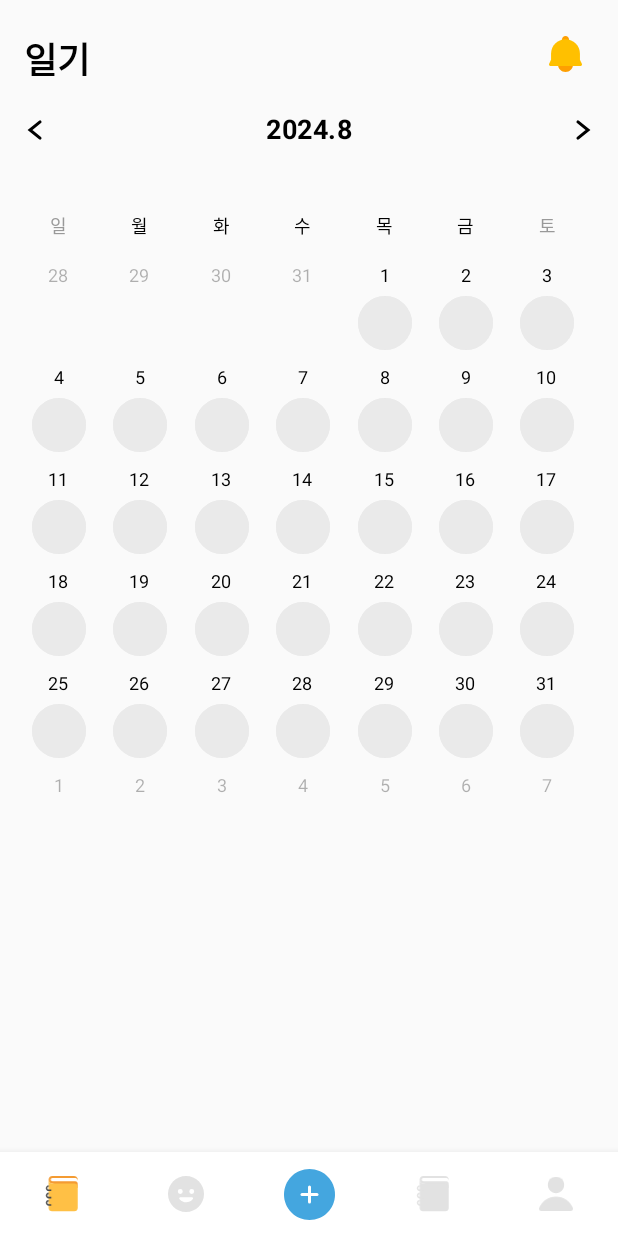
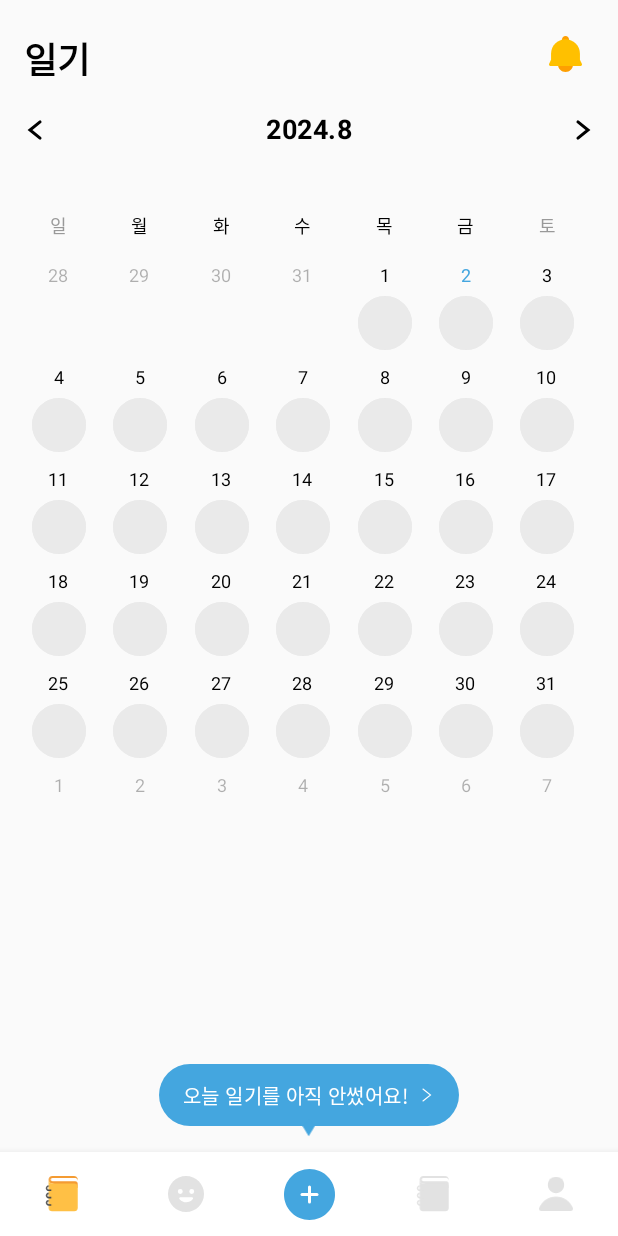
Before and after one commit to SWM-BetterLife/AntiFragile-Android, an Android app: the DiaryCalendarFragment screen opened directly, with no data from a screen before it, on a phone screen of 412 x 824 dp. Run offline under Robolectric (Android 15) with nearby library versions, the light colour scheme and no system bars; our stand-ins replace Room's generated code, data binding, navigation-ui; network calls fail; pictures from the network do not load.

Commit message:
SWM-31 feat: 캘린더뷰 item 클릭 리스너 처리

```diff
--- a/app/src/main/java/com/betterlife/antifragile/data/model/calendar/CalendarDateModel.kt
+++ b/app/src/main/java/com/betterlife/antifragile/data/model/calendar/CalendarDateModel.kt
@@ -1,9 +1,12 @@
 package com.betterlife.antifragile.data.model.calendar
+
+import com.betterlife.antifragile.data.model.diary.DiaryType
 
 data class CalendarDateModel(
     val date: String,
     val isCurrentMonth: Boolean,
     val isSelected: Boolean = false,
+    val diaryType: DiaryType? = null,
     val emoticonUrl: String? = null,
     val diaryId: Int? = null
 )
--- a/app/src/main/java/com/betterlife/antifragile/data/repository/CalendarRepository.kt
+++ b/app/src/main/java/com/betterlife/antifragile/data/repository/CalendarRepository.kt
@@ -59,6 +59,7 @@ class CalendarRepository(
                 val diary = diaries.find { it.date == date.date }
                 val emoticon = emoticons.find { it.diaryDate == date.date }
                 date.copy(
+                    diaryType = diary?.diaryType,
                     emoticonUrl = emoticon?.imgUrl,
                     diaryId = diary?.id
                 )
--- a/app/src/main/java/com/betterlife/antifragile/presentation/ui/calendar/DiaryCalendarFragment.kt
+++ b/app/src/main/java/com/betterlife/antifragile/presentation/ui/calendar/DiaryCalendarFragment.kt
@@ -1,5 +1,6 @@
 package com.betterlife.antifragile.presentation.ui.calendar
 
+import android.annotation.SuppressLint
 import android.os.Bundle
 import android.util.Log
 import android.view.View
@@ -10,6 +11,7 @@ import com.betterlife.antifragile.R
 import com.betterlife.antifragile.config.RetrofitInterface
 import com.betterlife.antifragile.data.local.DiaryDatabase
 import com.betterlife.antifragile.data.model.base.Status
+import com.betterlife.antifragile.data.model.diary.DiaryType
 import com.betterlife.antifragile.data.repository.CalendarRepository
 import com.betterlife.antifragile.databinding.FragmentDiaryCalendarBinding
 import com.betterlife.antifragile.presentation.base.BaseFragment
@@ -39,11 +41,7 @@ class DiaryCalendarFragment : BaseFragment<FragmentDiaryCalendarBinding>(
 
         // TODO: 날짜 클릭 시 해당 일기 상세 화면으로 이동하는 로직 구현
 
-        binding.btnNext.setOnClickListener {
-            val todayDate = getCurrentDate()
-            val action = DiaryCalendarFragmentDirections.actionNavCalendarToNavDiaryTypeSelect(todayDate)
-            findNavController().navigate(action)
-        }
+        observeTodayDiaryId()
     }
 
     override fun configureToolbar(toolbar: CustomToolbar) {
@@ -71,16 +69,30 @@ class DiaryCalendarFragment : BaseFragment<FragmentDiaryCalendarBinding>(
 
     private fun setupRecyclerView() {
         diaryCalendarAdapter = DiaryCalendarAdapter { dateModel ->
-            // 날짜 클릭 시 처리
-            dateModel.diaryId?.let { diaryId ->
-                // diaryId를 사용하여 일기 상세 화면으로 이동하는 로직
-                // 예: navigateToDiaryDetail(diaryId)
+            diaryCalendarViewModel.setSelectedDate(dateModel.date)
+            if (dateModel.diaryId == null) {
+                findNavController().navigate(
+                    DiaryCalendarFragmentDirections.actionNavCalendarToNavDiaryTypeSelect(dateModel.date)
+                )
+            } else {
+                when (dateModel.diaryType) {
+                    DiaryType.TEXT -> {
+                        // TODO: 텍스트 일기 상세 화면으로 이동
+                    }
+                    DiaryType.QUESTION -> {
+                        // TODO: 질문 일기 상세 화면으로 이동
+                    }
+                    else -> {
+                        showCustomToast("지원하지 않는 일기 유형입니다.")
+                    }
+                }
             }
         }
         binding.rvCalendar.layoutManager = GridLayoutManager(requireContext(), 7)
         binding.rvCalendar.adapter = diaryCalendarAdapter
     }
 
+    @SuppressLint("DefaultLocale")
     private fun setupObservers() {
         diaryCalendarViewModel.calendarResponse.observe(viewLifecycleOwner) { response ->
             when (response.status) {
@@ -111,6 +123,14 @@ class DiaryCalendarFragment : BaseFragment<FragmentDiaryCalendarBinding>(
                 binding.tvMonthYear.text = String.format("%d.%d", year, month)
             }
         }
+
+        diaryCalendarViewModel.selectedDate.observe(viewLifecycleOwner) { selectedDate ->
+            diaryCalendarAdapter.setSelectedDate(selectedDate)
+        }
+
+        diaryCalendarViewModel.todayDiaryId.observe(viewLifecycleOwner) { diaryId ->
+            updateDiaryButtons(diaryId)
+        }
     }
 
     private fun setupListeners() {
@@ -128,6 +148,31 @@ class DiaryCalendarFragment : BaseFragment<FragmentDiaryCalendarBinding>(
         diaryCalendarViewModel.loadCalendarDates(calendar.get(Calendar.YEAR), calendar.get(Calendar.MONTH) + 1)
     }
 
+    private fun observeTodayDiaryId() {
+        diaryCalendarViewModel.setTodayDate(getCurrentDate())
+    }
+
+    private fun updateDiaryButtons(diaryId: Int?) {
+        if (diaryId == null) {
+            // 오늘 일기 미작성 시
+            binding.btnMoveContent.visibility = View.GONE
+            binding.btnAddDiary.visibility = View.VISIBLE
+            binding.btnAddDiary.setOnClickListener {
+                val today = getCurrentDate()
+                val action = DiaryCalendarFragmentDirections.actionNavCalendarToNavDiaryTypeSelect(today)
+                findNavController().navigate(action)
+            }
+        } else {
+            // 오늘 일기 작성 완료 시
+            binding.btnAddDiary.visibility = View.GONE
+            binding.btnMoveContent.visibility = View.VISIBLE
+            binding.btnMoveContent.setOnClickListener {
+                val action = DiaryCalendarFragmentDirections.actionNavCalendarToNavRecommendContent(diaryId)
+                findNavController().navigate(action)
+            }
+        }
+    }
+
     private fun getCurrentDate(): String {
         val calendar = Calendar.getInstance()
         val dateFormat = SimpleDateFormat("yyyy-MM-dd", Locale.getDefault())
--- a/app/src/main/java/com/betterlife/antifragile/presentation/ui/calendar/viewmodel/DiaryCalendarViewModel.kt
+++ b/app/src/main/java/com/betterlife/antifragile/presentation/ui/calendar/viewmodel/DiaryCalendarViewModel.kt
@@ -21,6 +21,12 @@ class DiaryCalendarViewModel(
     private val _currentYearMonth = MutableLiveData<Pair<Int, Int>>()
     val currentYearMonth: LiveData<Pair<Int, Int>> = _currentYearMonth
 
+    private val _todayDiaryId = MutableLiveData<Int?>()
+    val todayDiaryId: LiveData<Int?> = _todayDiaryId
+
+    private val _selectedDate = MutableLiveData<String>()
+    val selectedDate: LiveData<String> = _selectedDate
+
     init {
         _calendarResponse.value = BaseResponse(Status.INIT, null, null)
         _currentYearMonth.value = Pair(LocalDate.now().year, LocalDate.now().monthValue)
@@ -33,6 +39,7 @@ class DiaryCalendarViewModel(
             _calendarResponse.postValue(response)
             _calendarResponse.value = response
             _currentYearMonth.value = Pair(year, month)
+            updateTodayDiaryId()
         }
     }
 
@@ -52,7 +59,18 @@ class DiaryCalendarViewModel(
         }
     }
 
-    fun getDiaryIdForDate(date: String): Int? {
-        return _calendarResponse.value?.data?.find { it.date == date }?.diaryId
+    fun setTodayDate(date: String) {
+        _selectedDate.value = date
+        updateTodayDiaryId()
+    }
+
+    fun setSelectedDate(date: String) {
+        _selectedDate.value = date
+    }
+
+    private fun updateTodayDiaryId() {
+        _selectedDate.value?.let { date ->
+            _todayDiaryId.value = _calendarResponse.value?.data?.find { it.date == date }?.diaryId
+        }
     }
 }
```
